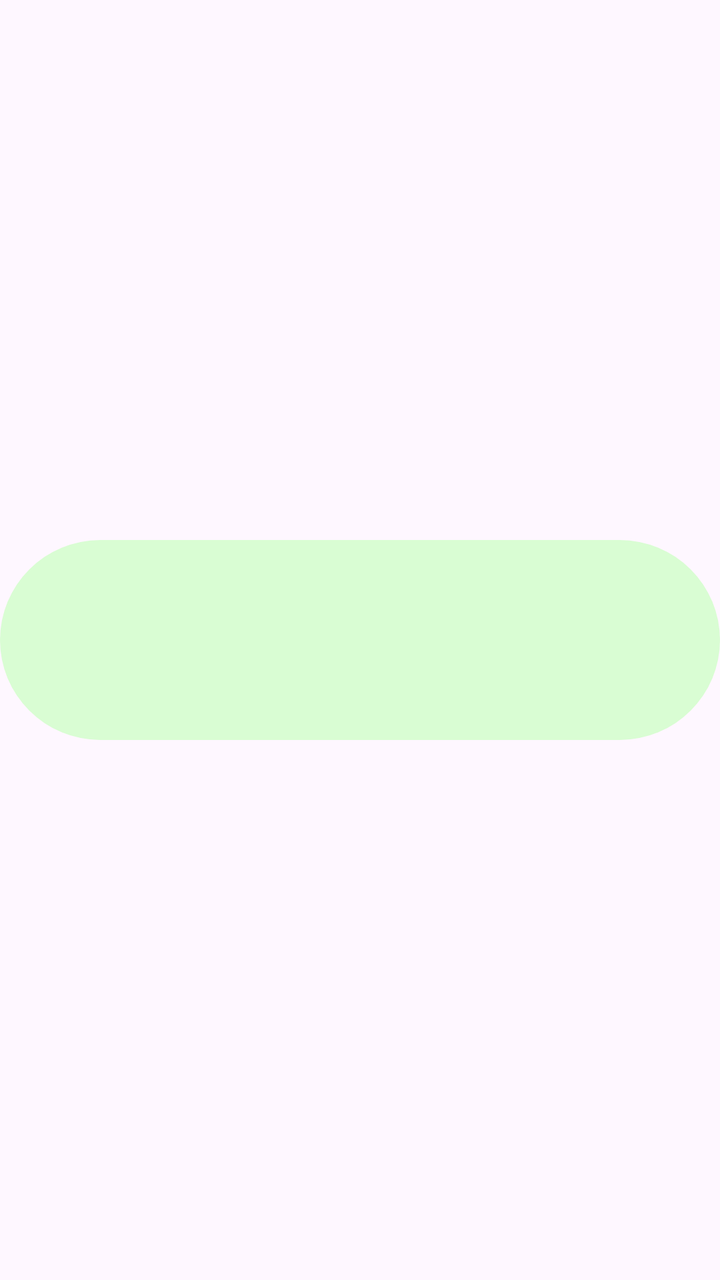
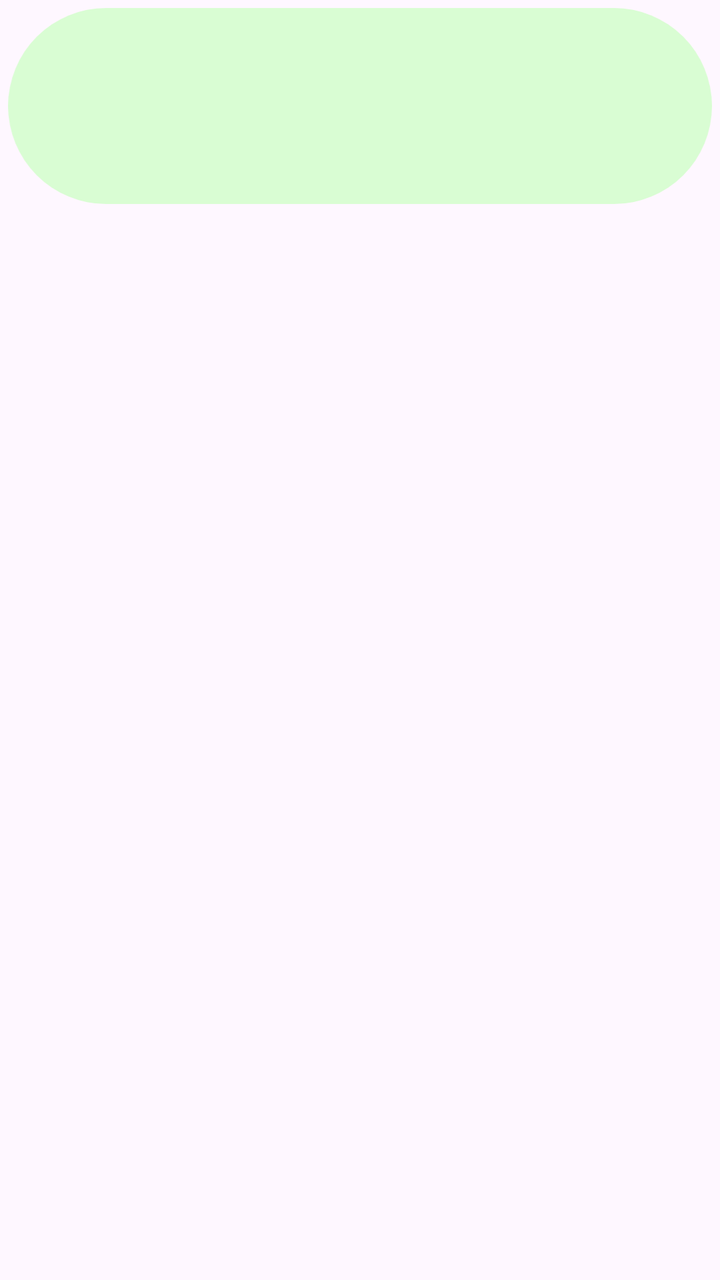

The first picture is an Android layout as it rendered before a commit; the second is the same layout after the commit. The layout source and the unified diff follow.
<!-- AndroidManifest.xml: application theme Theme.MyApplication -->
<!-- res/layout/item_style.xml -->
<?xml version="1.0" encoding="utf-8"?>
<ImageView xmlns:android="http://schemas.android.com/apk/res/android"
    android:id="@+id/ivBBStyle"
    android:layout_width="match_parent"
    android:layout_height="wrap_content"
    android:layout_marginVertical="@dimen/size6"
    android:src="@drawable/bb_style0" />
<!-- resources referenced by this layout -->
<resources>
  <dimen name="size6">6dp</dimen>
  <!-- drawable bb_style0 (drawable) -->
  <vector xmlns:android="http://schemas.android.com/apk/res/android"
      android:width="158dp"
      android:height="44dp"
      android:viewportWidth="158"
      android:viewportHeight="44">
    <path
        android:pathData="M22,0L136,0A22,22 0,0 1,158 22L158,22A22,22 0,0 1,136 44L22,44A22,22 0,0 1,0 22L0,22A22,22 0,0 1,22 0z"
        android:fillColor="#D9FDD3"/>
  </vector>
  <style name="Theme.MyApplication" parent="Base.Theme.MyApplication" />
  <style name="Base.Theme.MyApplication" parent="Theme.Material3.DayNight.NoActionBar">
          
          <item name="colorPrimary">@color/white</item>
          <item name="colorPrimaryDark">@color/white</item>
          <item name="android:statusBarColor">@color/white</item>
          <item name="android:windowLightStatusBar">true</item>
          <item name="android:windowFullscreen">false</item>
          <item name="colorAccent">@color/black</item>
          <item name="android:splitMotionEvents">false</item>
          <item name="android:windowEnableSplitTouch">false</item>
          <item name="android:colorControlHighlight">@color/col_select</item>
          <item name="bottomSheetDialogTheme">@style/AppBottomSheetDialogTheme</item>
      </style>
  <color name="white">#FFFFFFFF</color>
  <color name="black">#FF000000</color>
  <color name="col_select">#CD666666</color>
  <style name="AppBottomSheetDialogTheme" parent="Theme.Design.Light.BottomSheetDialog">
          <item name="bottomSheetStyle">@style/AppModalStyle</item>
      </style>
  <style name="AppModalStyle" parent="Widget.Design.BottomSheet.Modal">
          <item name="android:background">@drawable/bg_border_bottom_sheet</item>
      </style>
  <!-- drawable bg_border_bottom_sheet (drawable) -->
  <?xml version="1.0" encoding="utf-8"?>
  <shape xmlns:android="http://schemas.android.com/apk/res/android"
      android:shape="rectangle">
      <corners
          android:topLeftRadius="@dimen/size24"
          android:topRightRadius="@dimen/size24" />
      <solid android:color="@color/white" />
  </shape>
  <dimen name="size24">24dp</dimen>
</resources>

<!-- the commit's change to res/layout/item_style.xml (unified diff, before → after) -->
@@ -1,7 +1,15 @@
 <?xml version="1.0" encoding="utf-8"?>
-<ImageView xmlns:android="http://schemas.android.com/apk/res/android"
-    android:id="@+id/ivBBStyle"
+<FrameLayout xmlns:android="http://schemas.android.com/apk/res/android"
+    android:id="@+id/flRoot"
     android:layout_width="match_parent"
     android:layout_height="wrap_content"
-    android:layout_marginVertical="@dimen/size6"
-    android:src="@drawable/bb_style0" />
+    android:layout_margin="@dimen/size6"
+    android:padding="@dimen/size4">
+
+    <ImageView
+        android:id="@+id/ivBBStyle"
+        android:layout_width="match_parent"
+        android:layout_height="wrap_content"
+        android:adjustViewBounds="true"
+        android:src="@drawable/bb_style3" />
+</FrameLayout>
<!-- resource entries referenced after the edit -->
@@ -1,7 +1,8 @@
 <!-- resources referenced by this layout -->
 <resources>
+  <dimen name="size4">4dp</dimen>
   <dimen name="size6">6dp</dimen>
-  <!-- drawable bb_style0 (drawable) -->
+  <!-- drawable bb_style3 (drawable) -->
   <vector xmlns:android="http://schemas.android.com/apk/res/android"
       android:width="158dp"
       android:height="44dp"
